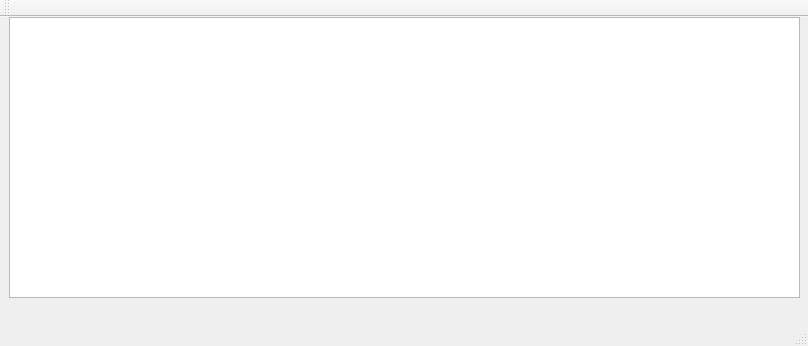
Above: Symulator/mainwindow.ui from jakubt33/Inverted_Pendulum_Symulator before the change. Below: the same form after it.
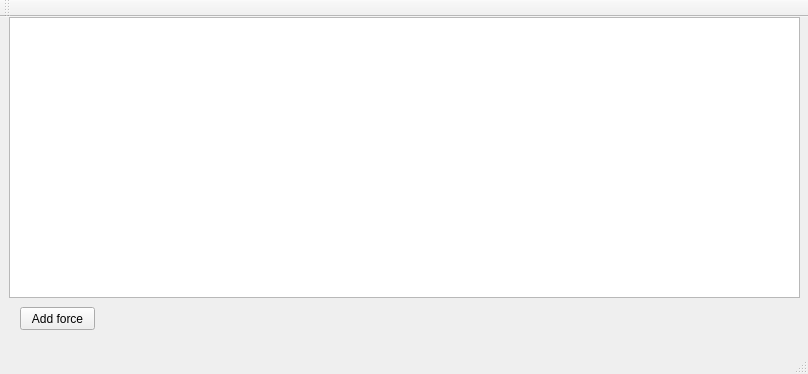
That is the form after the change.

What changed in the file:
```diff
--- a/Symulator/mainwindow.ui
+++ b/Symulator/mainwindow.ui
@@ -7,7 +7,7 @@
     <x>0</x>
     <y>0</y>
     <width>808</width>
-    <height>346</height>
+    <height>374</height>
    </rect>
   </property>
   <property name="windowTitle">
@@ -36,6 +36,19 @@
      <enum>QGraphicsView::AnchorViewCenter</enum>
     </property>
    </widget>
+   <widget class="QPushButton" name="pushButton">
+    <property name="geometry">
+     <rect>
+      <x>20</x>
+      <y>290</y>
+      <width>75</width>
+      <height>23</height>
+     </rect>
+    </property>
+    <property name="text">
+     <string>Add force</string>
+    </property>
+   </widget>
   </widget>
   <widget class="QMenuBar" name="menuBar">
    <property name="geometry">
```
